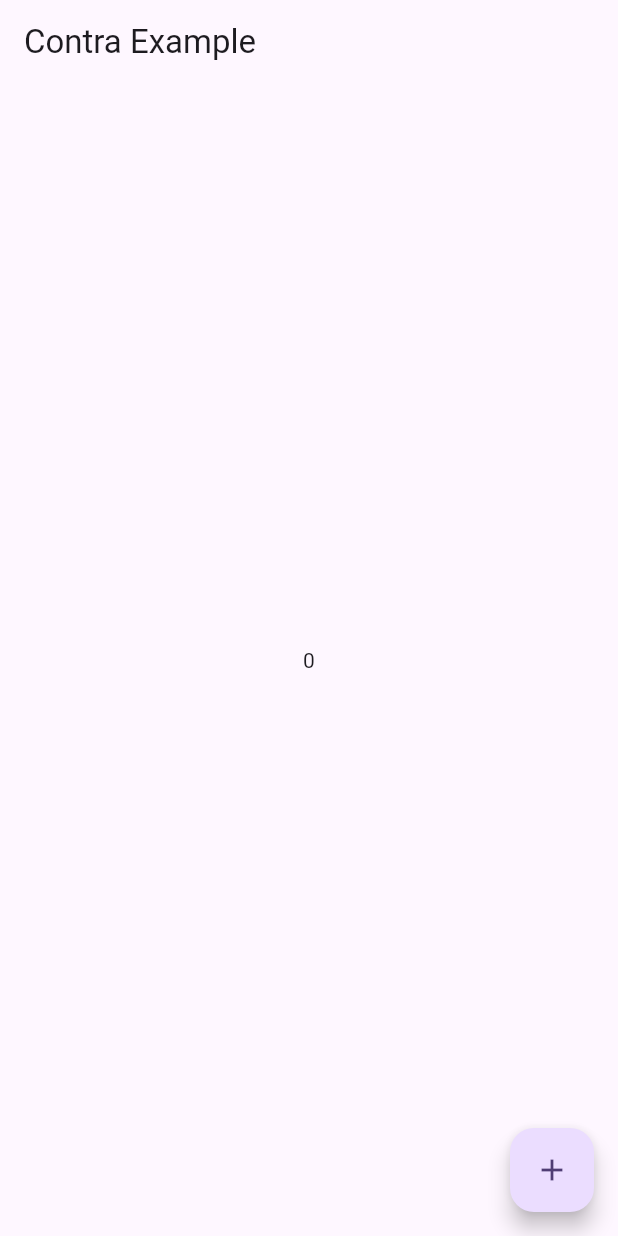
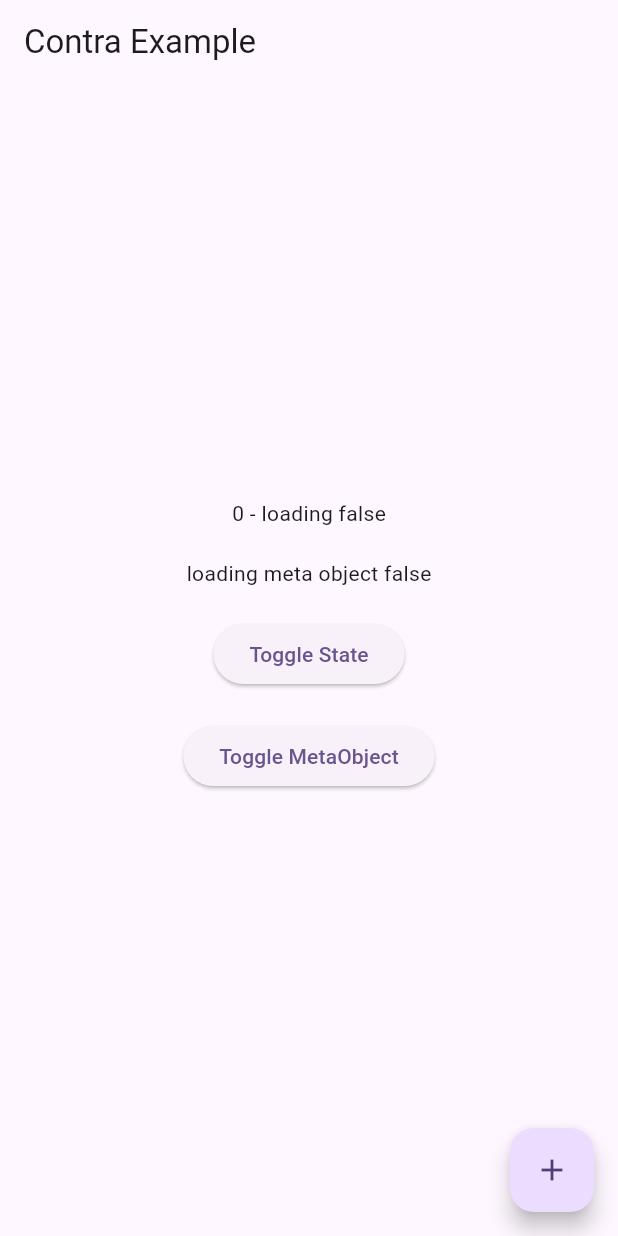
Before and after one commit to bushaHQ/Contra, a Flutter app: the screen it shows after launch, on a phone screen of 412 x 824 dp. Run offline on Flutter 3.47's test engine with Material 3 defaults, Android fonts, the phone set to English and light mode, and no system bars; our stand-ins replace flutter_riverpod, riverpod_annotation; generated files the repository leaves out were written again.

Commit message:
feat: add busy state to controller

```diff
--- a/example/lib/main.dart
+++ b/example/lib/main.dart
@@ -39,7 +39,33 @@ class CounterViewWihtBuilder extends StatelessWidget {
             title: const Text('Contra Example'),
           ),
           body: Center(
-            child: Text("${controller.counter}"),
+            child: Column(
+              mainAxisAlignment: MainAxisAlignment.center,
+              children: [
+                Text("${controller.counter} - loading ${controller.isBusy}"),
+                const SizedBox(
+                  height: 20,
+                ),
+                Text("loading meta object ${controller.busy(controller.metaObject)}"),
+                const SizedBox(
+                  height: 20,
+                ),
+                ElevatedButton(
+                  onPressed: () => controller.toggle(),
+                  child: const Text('Toggle State'),
+                ),
+                const SizedBox(
+                  height: 20,
+                ),
+                ElevatedButton(
+                  onPressed: () => controller.toggleKnownObject(),
+                  child: const Text('Toggle MetaObject'),
+                ),
+                const SizedBox(
+                  height: 20,
+                ),
+              ],
+            ),
           ),
           floatingActionButton: FloatingActionButton(
             onPressed: () => controller.increment(),
@@ -74,8 +100,26 @@ class CounterView extends ContraView<CounterController> {
 class CounterController extends ContraController {
   CounterController() : super();
 
+  final metaObject = 'deving';
+
   void increment() {
     ref.read(counterProvider.notifier).state++;
+  }
+
+  void toggle() {
+    if (isBusy) {
+      setBusy(false);
+    } else {
+      setBusy(true);
+    }
+  }
+
+  void toggleKnownObject() {
+    if (busy(metaObject)) {
+      setBusyForObject(metaObject, false);
+    } else {
+      setBusyForObject(metaObject, true);
+    }
   }
 
   int get counter => ref.watch(counterProvider);
--- /dev/null
+++ b/lib/src/busy/contra_busy_state.dart
@@ -0,0 +1,15 @@
+import 'package:riverpod_annotation/riverpod_annotation.dart';
+
+part 'contra_busy_state.g.dart';
+
+@Riverpod()
+class ContraBusyState extends _$ContraBusyState {
+  @override
+  Map<int, bool> build(String id) {
+    return {};
+  }
+
+  void setBusyForObject(Object object, bool value) {
+    state = {...state, object.hashCode: value};
+  }
+}
--- a/lib/src/contra_controller.dart
+++ b/lib/src/contra_controller.dart
@@ -1,11 +1,17 @@
-import 'package:contra/src/busy/busy_state.dart';
+import 'package:contra/src/busy/contra_busy_state.dart';
+import 'package:contra/src/helpers/contra_generator.dart';
 import 'package:flutter/material.dart';
+import 'package:flutter/widgets.dart';
 import 'package:flutter_riverpod/flutter_riverpod.dart';
 
 /// ContraController is a abstract class that is used to manage our methods
 abstract class ContraController {
   /// Creates a [ContraController]
-  ContraController();
+  ContraController() {
+    /// thinking of using hashcode as an id
+    /// let's see how it goes.
+    _id = ContraGenerator.generateId();
+  }
 
   bool _isDisposed = false;
 
@@ -15,17 +21,51 @@ abstract class ContraController {
 
   late WidgetRef _ref;
 
+  late String _id;
+
+  bool _isBusy(Object object) {
+    return ref.watch(contraBusyStateProvider(_id))[object.hashCode] ?? false;
+  }
+
   /// Returns the busy status for an object if it exists. Returns false if not present
-  bool busy(Object? object) {
-    var element = ref.watch(busyStateProvider.notifier);
-    return element.isBusy(object);
+  bool get isBusy => _isBusy(this);
+
+  bool busy(Object object) {
+    return _isBusy(object);
   }
 
   /// Sets the busy state for the object equal to the value passed in and notifies Listeners
   /// If you're using a primitive type the value SHOULD NOT BE CHANGED, since Hashcode uses == value
-  void setBusy(Object object, bool value) {
-    var busy = ref.read(busyStateProvider.notifier);
-    return busy.setBusyForObject(object, value);
+
+  void setBusyForObject(Object object, bool value) {
+    var busy = ref.read(
+      contraBusyStateProvider(_id).notifier,
+    );
+
+    busy.setBusyForObject(object, value);
+  }
+
+  // Sets the busy state of the current object to the specified value and notifies listeners.
+
+  void setBusy(bool value) {
+    setBusyForObject(this, value);
+  }
+
+  Future<T> runBusyFuture<T>(
+    Future<T> busyFuture, {
+    Object? busyObject,
+    bool throwException = false,
+  }) async {
+    setBusyForObject(busyObject ?? this, true);
+    try {
+      var value = await busyFuture;
+      return value;
+    } catch (e) {
+      if (throwException) rethrow;
+      return Future.value(null);
+    } finally {
+      setBusyForObject(busyObject ?? this, false);
+    }
   }
 
   /// Called when this object is removed from the tree permanently.
```
Also changed, not shown: lib/src/helpers/contra_generator.dart (added, +10 -0 lines), example/pubspec.lock, lib/src/busy/contra_busy_state.g.dart (added).
